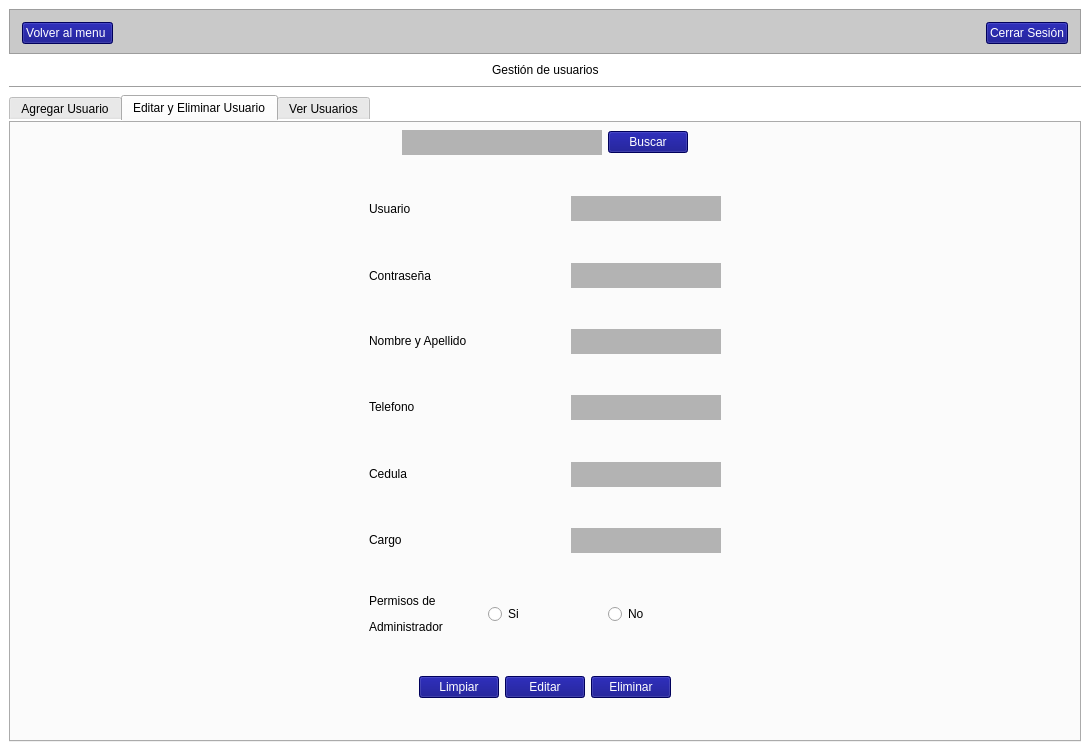
juliosi02/YSR-Control-de-Inventario, file ui/usuarios.ui: the form before one commit.
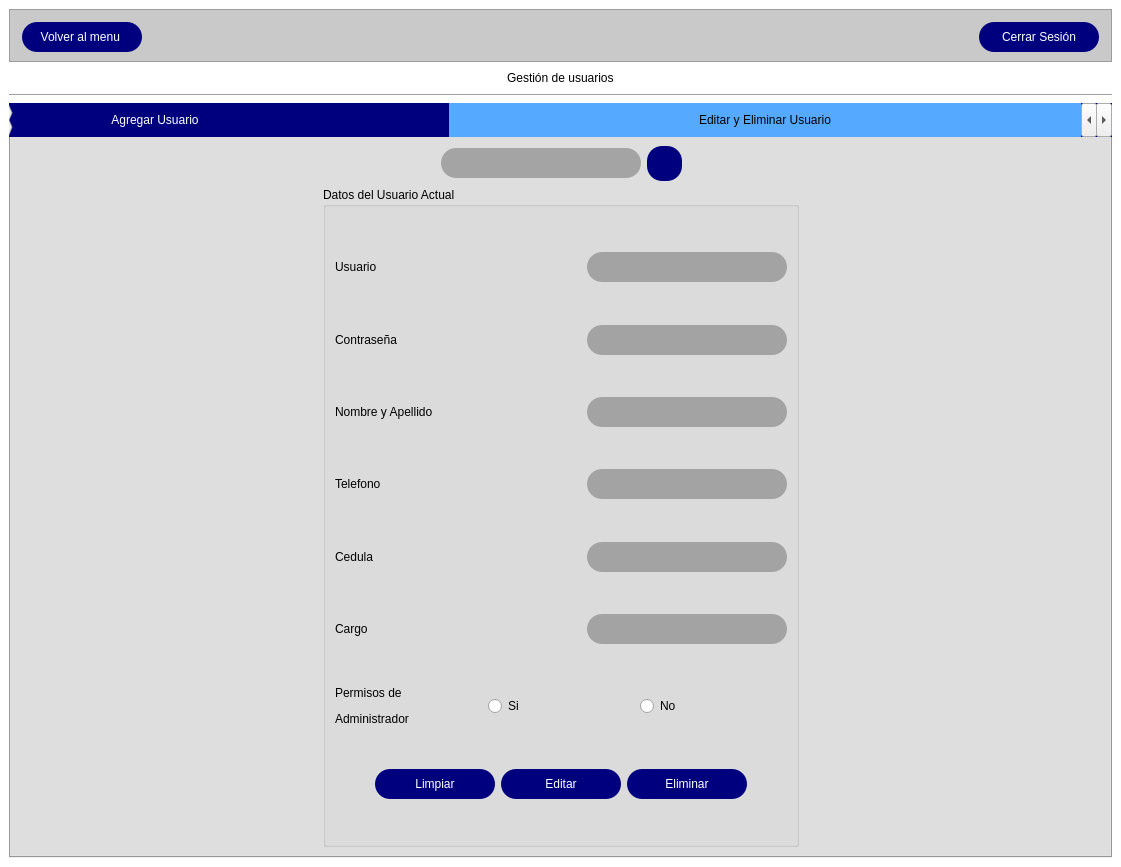
The form after the commit. The open tabs and pages were chosen to show the change. Icons and pictures are not drawn.

Diff of the .ui file:
```diff
--- a/ui/usuarios.ui
+++ b/ui/usuarios.ui
@@ -6,8 +6,8 @@
    <rect>
     <x>0</x>
     <y>0</y>
-    <width>1090</width>
-    <height>751</height>
+    <width>1121</width>
+    <height>867</height>
    </rect>
   </property>
   <property name="windowTitle">
@@ -18,11 +18,14 @@
 	color: rgb(255, 255, 255);
 	background-color: rgb(0, 0, 127);
 	font: 75 11pt &quot;Arial&quot;;
+	border-radius:15px;
 }
 QLineEdit{
 	color: rgb(0, 0, 0);
 	border:0;
 	background-color: rgb(106, 106, 106, 0.5);
+	border-radius:15px;
+
 }
 QMainWindow{
 	background-color: rgb(255, 255, 255);
@@ -82,6 +85,12 @@
          </property>
          <item>
           <widget class="QPushButton" name="btn_backmenu">
+           <property name="minimumSize">
+            <size>
+             <width>120</width>
+             <height>30</height>
+            </size>
+           </property>
            <property name="styleSheet">
             <string notr="true"/>
            </property>
@@ -105,6 +114,12 @@
          </item>
          <item>
           <widget class="QPushButton" name="btn_cerrarSesion_1">
+           <property name="minimumSize">
+            <size>
+             <width>120</width>
+             <height>30</height>
+            </size>
+           </property>
            <property name="styleSheet">
             <string notr="true"/>
            </property>
@@ -167,6 +182,26 @@
     </item>
     <item>
      <widget class="QTabWidget" name="tabWidget">
+      <property name="styleSheet">
+       <string notr="true">QTabWidget {
+    background-color: lightgray;
+    border: 1px solid darkgray;
+    font: 75 12pt &quot;Arial&quot;;
+}
+
+QTabBar::tab {
+    background-color: #00007f;
+    color: white;
+
+padding: 10px 250px;
+
+}
+
+QTabBar::tab:selected {
+    background-color: #55aaff;
+    color: black;
+}</string>
+      </property>
       <property name="currentIndex">
        <number>0</number>
       </property>
@@ -579,7 +614,24 @@
        <attribute name="title">
         <string>Editar y Eliminar Usuario</string>
        </attribute>
-       <layout class="QVBoxLayout" name="verticalLayout_6">
+       <layout class="QVBoxLayout" name="verticalLayout_10">
+        <item>
+         <layout class="QHBoxLayout" name="horizontalLayout_4">
+          <item>
+           <spacer name="horizontalSpacer_29">
+            <property name="orientation">
+             <enum>Qt::Horizontal</enum>
+            </property>
+            <property name="sizeHint" stdset="0">
+             <size>
+              <width>40</width>
+              <height>20</height>
+             </size>
+            </property>
+           </spacer>
+          </item>
+          <item>
+           <layout class="QVBoxLayout" name="verticalLayout_9">
         <item>
          <layout class="QHBoxLayout" name="horizontalLayout_3">
           <item>
@@ -600,26 +652,42 @@
             <property name="minimumSize">
              <size>
               <width>200</width>
-              <height>25</height>
+                  <height>30</height>
              </size>
             </property>
             <property name="maximumSize">
              <size>
               <width>200</width>
-              <height>25</height>
+                  <height>30</height>
              </size>
             </property>
            </widget>
           </item>
           <item>
            <widget class="QPushButton" name="bt_buscarUsser">
+                <property name="minimumSize">
+                 <size>
+                  <width>35</width>
+                  <height>35</height>
+                 </size>
+                </property>
+                <property name="maximumSize">
+                 <size>
+                  <width>29</width>
+                  <height>35</height>
+                 </size>
+                </property>
             <property name="styleSheet">
              <string notr="true">color: rgb(255, 255, 255);
 	background-color: rgb(0, 0, 127);
 	font: 75 11pt &quot;Arial&quot;;</string>
             </property>
             <property name="text">
-             <string>Buscar</string>
+                 <string/>
+                </property>
+                <property name="icon">
+                 <iconset>
+                  <normaloff>imagenes/buscar (1).png</normaloff>imagenes/buscar (1).png</iconset>
             </property>
            </widget>
           </item>
@@ -639,20 +707,11 @@
          </layout>
         </item>
         <item>
-         <layout class="QHBoxLayout" name="horizontalLayout_4">
-          <item>
-           <spacer name="horizontalSpacer_11">
-            <property name="orientation">
-             <enum>Qt::Horizontal</enum>
-            </property>
-            <property name="sizeHint" stdset="0">
-             <size>
-              <width>40</width>
-              <height>20</height>
-             </size>
-            </property>
-           </spacer>
-          </item>
+             <widget class="QGroupBox" name="groupBox">
+              <property name="title">
+               <string>Datos del Usuario Actual</string>
+              </property>
+              <layout class="QVBoxLayout" name="verticalLayout_6">
           <item>
            <layout class="QVBoxLayout" name="verticalLayout_5">
             <item>
@@ -681,14 +740,14 @@
                <widget class="QLineEdit" name="lineEdit_usser">
                 <property name="minimumSize">
                  <size>
-                  <width>150</width>
-                  <height>25</height>
+                       <width>200</width>
+                       <height>30</height>
                  </size>
                 </property>
                 <property name="maximumSize">
                  <size>
-                  <width>150</width>
-                  <height>25</height>
+                       <width>200</width>
+                       <height>30</height>
                  </size>
                 </property>
                </widget>
@@ -721,14 +780,14 @@
                <widget class="QLineEdit" name="lineEdit_password">
                 <property name="minimumSize">
                  <size>
-                  <width>150</width>
-                  <height>25</height>
+                       <width>200</width>
+                       <height>30</height>
                  </size>
                 </property>
                 <property name="maximumSize">
                  <size>
-                  <width>150</width>
-                  <height>25</height>
+                       <width>200</width>
+                       <height>30</height>
                  </size>
                 </property>
                </widget>
@@ -761,14 +820,14 @@
                <widget class="QLineEdit" name="lineEdit_nameusser">
                 <property name="minimumSize">
                  <size>
-                  <width>150</width>
-                  <height>25</height>
+                       <width>200</width>
+                       <height>30</height>
                  </size>
                 </property>
                 <property name="maximumSize">
                  <size>
-                  <width>150</width>
-                  <height>25</height>
+                       <width>200</width>
+                       <height>30</height>
                  </size>
                 </property>
                </widget>
@@ -801,14 +860,14 @@
                <widget class="QLineEdit" name="lineEdit_id">
                 <property name="minimumSize">
                  <size>
-                  <width>150</width>
-                  <height>25</height>
+                       <width>200</width>
+                       <height>30</height>
                  </size>
                 </property>
                 <property name="maximumSize">
                  <size>
-                  <width>150</width>
-                  <height>25</height>
+                       <width>200</width>
+                       <height>30</height>
                  </size>
                 </property>
                </widget>
@@ -841,14 +900,14 @@
                <widget class="QLineEdit" name="lineEdit_cedulausser">
                 <property name="minimumSize">
                  <size>
-                  <width>150</width>
-                  <height>25</height>
+                       <width>200</width>
+                       <height>30</height>
                  </size>
                 </property>
                 <property name="maximumSize">
                  <size>
-                  <width>150</width>
-                  <height>25</height>
+                       <width>200</width>
+                       <height>30</height>
                  </size>
                 </property>
                </widget>
@@ -881,14 +940,14 @@
                <widget class="QLineEdit" name="lineEdit_cargo">
                 <property name="minimumSize">
                  <size>
-                  <width>150</width>
-                  <height>25</height>
+                       <width>200</width>
+                       <height>30</height>
                  </size>
                 </property>
                 <property name="maximumSize">
                  <size>
-                  <width>150</width>
-                  <height>25</height>
+                       <width>200</width>
+                       <height>30</height>
                  </size>
                 </property>
                </widget>
@@ -963,6 +1022,18 @@
               </item>
               <item>
                <widget class="QPushButton" name="btn_clear_inputs">
+                     <property name="minimumSize">
+                      <size>
+                       <width>120</width>
+                       <height>30</height>
+                      </size>
+                     </property>
+                     <property name="maximumSize">
+                      <size>
+                       <width>120</width>
+                       <height>30</height>
+                      </size>
+                     </property>
                 <property name="styleSheet">
                  <string notr="true">color: rgb(255, 255, 255);
 	background-color: rgb(0, 0, 127);
@@ -975,6 +1046,18 @@
               </item>
               <item>
                <widget class="QPushButton" name="btn_editusser">
+                     <property name="minimumSize">
+                      <size>
+                       <width>120</width>
+                       <height>30</height>
+                      </size>
+                     </property>
+                     <property name="maximumSize">
+                      <size>
+                       <width>120</width>
+                       <height>30</height>
+                      </size>
+                     </property>
                 <property name="styleSheet">
                  <string notr="true">color: rgb(255, 255, 255);
 	background-color: rgb(0, 0, 127);
@@ -987,6 +1070,18 @@
               </item>
               <item>
                <widget class="QPushButton" name="btn_deleteusser">
+                     <property name="minimumSize">
+                      <size>
+                       <width>120</width>
+                       <height>30</height>
+                      </size>
+                     </property>
+                     <property name="maximumSize">
+                      <size>
+                       <width>120</width>
+                       <height>30</height>
+                      </size>
+                     </property>
                 <property name="styleSheet">
                  <string notr="true">color: rgb(255, 255, 255);
 	background-color: rgb(0, 0, 127);
@@ -1027,8 +1122,13 @@
             </item>
            </layout>
           </item>
+              </layout>
+             </widget>
+            </item>
+           </layout>
+          </item>
           <item>
-           <spacer name="horizontalSpacer_29">
+           <spacer name="horizontalSpacer_11">
             <property name="orientation">
              <enum>Qt::Horizontal</enum>
             </property>
```
Left out of the diff: 2 changed lines with no effect on the pictures. Lines whose indentation alone changed are shown as unchanged.
